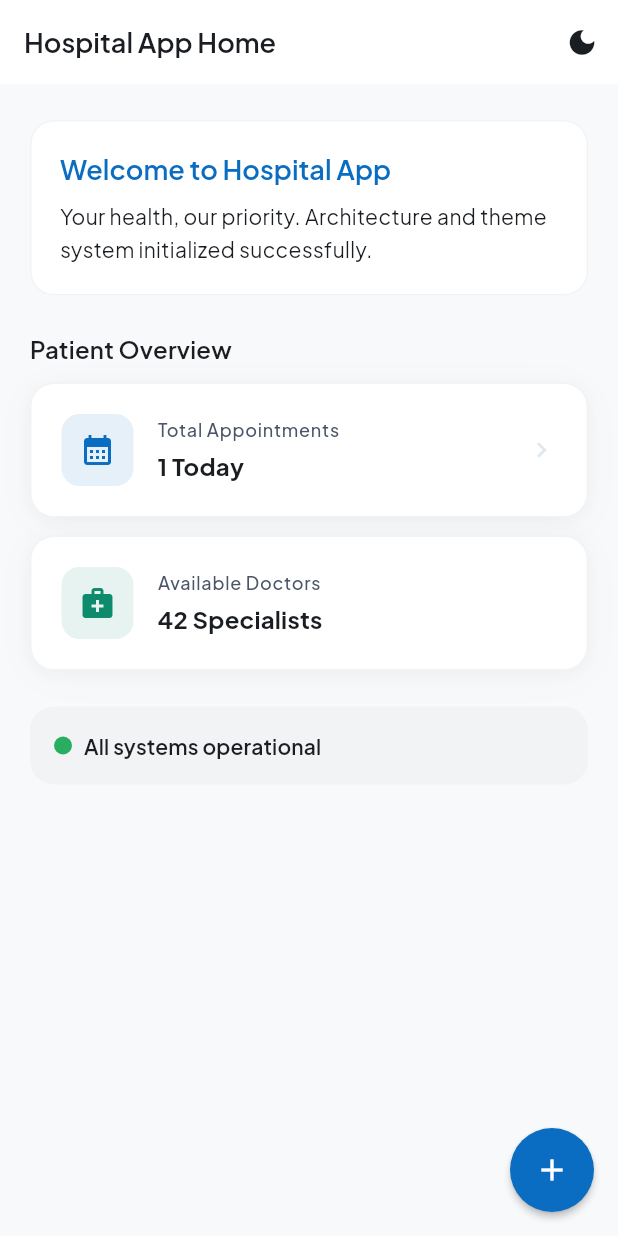
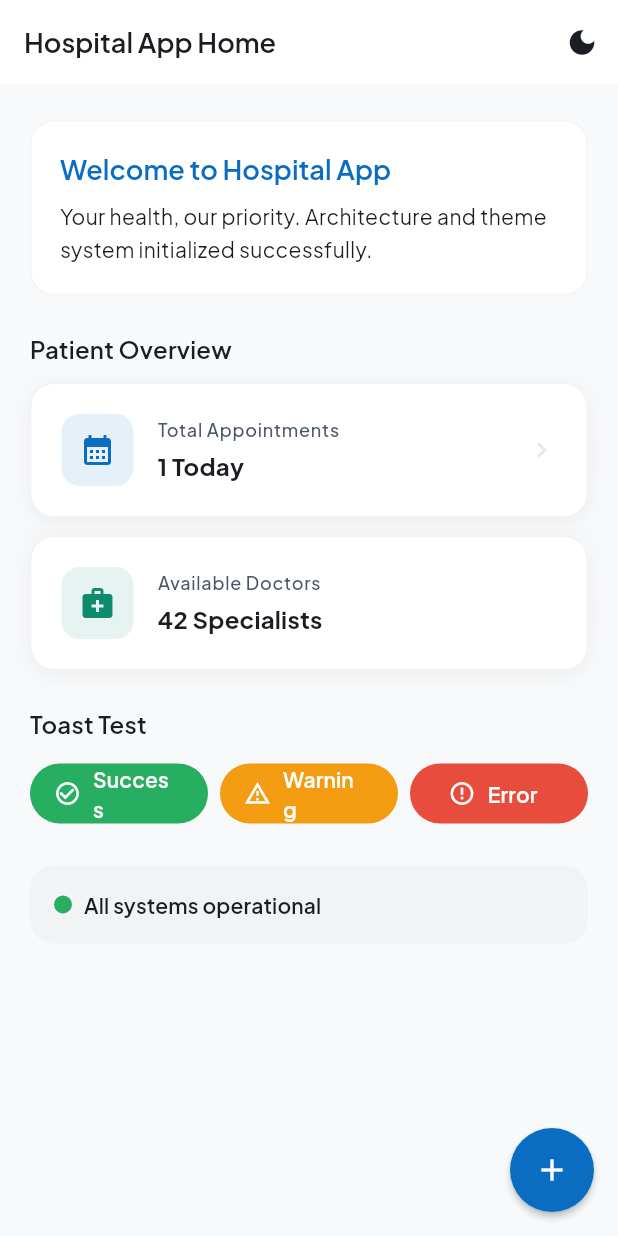
Before and after one commit to SengathitBannavong/hospital-app, a Flutter app: the screen it shows after launch, after a tap on the "add" icon, on a phone screen of 412 x 824 dp. Run offline on Flutter 3.47's test engine with Material 3 defaults, Android fonts, the phone set to English and light mode, and no system bars; our stand-ins replace dio, flutter_dotenv, flutter_secure_storage, google_fonts, top_snackbar_flutter.

Commit message:
feat: implement global network layer and top toast notification system
- Add Dio-based ApiClient singleton with AuthInterceptor (JWT injection) and ErrorInterceptor (unified 401/403/500 handling)
- Add TokenRepository using flutter_secure_storage for secure JWT persistence
- Add AppConfig reading BASE_URL and API_KEY from .env via flutter_dotenv
- Add AppToast global notification service using top_snackbar_flutter, positioned at top of screen with theme-aware light/dark colors
- Wire scaffoldMessengerKey and navigatorKey into MaterialApp for context-free toast access
- Replace print with debugPrint in main.dart for safe release builds
- Add toast test buttons (Success/Warning/Error) to HomePage for manual testing

Co-Authored-By: Claude Sonnet 4.6 <noreply@anthropic.com>

```diff
--- a/lib/app/app.dart
+++ b/lib/app/app.dart
@@ -2,6 +2,7 @@ import 'package:flutter/material.dart';
 import '../core/theme/hospital_theme.dart';
 import '../core/theme/theme_controller.dart';
 import '../features/home/presentation/pages/home_page.dart';
+import '../core/utils/app_toast.dart';
 
 class MyApp extends StatelessWidget {
   const MyApp({super.key});
@@ -12,6 +13,8 @@ class MyApp extends StatelessWidget {
       listenable: themeController,
       builder: (context, child) {
         return MaterialApp(
+          scaffoldMessengerKey: AppToast.scaffoldKey,
+          navigatorKey: AppToast.navigatorKey,
           debugShowCheckedModeBanner: false,
           title: 'Hospital App',
           // USING CUSTOM THEME SYSTEM
--- /dev/null
+++ b/lib/core/network/api_endpoints.dart
@@ -0,0 +1,5 @@
+class ApiEndpoints {
+  static const String login = '/auth/login';
+  static const String patients = '/patients';
+  static const String appointments = '/appointments';
+}
--- /dev/null
+++ b/lib/core/utils/app_toast.dart
@@ -0,0 +1,59 @@
+import 'package:flutter/material.dart';
+import 'package:hospital_app/core/theme/hospital_theme.dart';
+import 'package:top_snackbar_flutter/custom_snack_bar.dart';
+import 'package:top_snackbar_flutter/top_snack_bar.dart';
+
+class AppToast {
+  static final scaffoldKey = GlobalKey<ScaffoldMessengerState>();
+  static final navigatorKey = GlobalKey<NavigatorState>();
+
+  static void showError(String message) => _show(
+    message,
+    solidColor: AppColors.error,
+    surfaceColor: AppColors.errorSurface,
+    icon: Icons.error_outline,
+  );
+
+  static void showSuccess(String message) => _show(
+    message,
+    solidColor: AppColors.success,
+    surfaceColor: AppColors.successSurface,
+    icon: Icons.check_circle_outline,
+  );
+
+  static void showWarning(String message) => _show(
+    message,
+    solidColor: AppColors.warning,
+    surfaceColor: AppColors.warningSurface,
+    icon: Icons.warning_amber_outlined,
+  );
+
+  static void _show(
+    String message, {
+    required Color solidColor,
+    required Color surfaceColor,
+    required IconData icon,
+  }) {
+    final state = scaffoldKey.currentState;
+    final overlay = navigatorKey.currentState?.overlay;
+    if (state == null || overlay == null) return;
+
+    final isDark = Theme.of(state.context).brightness == Brightness.dark;
+    final backgroundColor = isDark ? surfaceColor : solidColor;
+    final contentColor = isDark ? solidColor : Colors.white;
+
+    showTopSnackBar(
+      overlay,
+      CustomSnackBar.info(
+        message: message,
+        backgroundColor: backgroundColor,
+        textStyle: TextStyle(
+          color: contentColor,
+          fontSize: 13,
+          fontWeight: FontWeight.w500,
+        ),
+        icon: Icon(icon, color: contentColor, size: 64),
+      ),
+    );
+  }
+}
--- a/lib/features/home/presentation/pages/home_page.dart
+++ b/lib/features/home/presentation/pages/home_page.dart
@@ -1,6 +1,7 @@
 import 'package:flutter/material.dart';
 import '../../../../core/theme/hospital_theme.dart';
 import '../../../../core/theme/theme_controller.dart';
+import '../../../../core/utils/app_toast.dart';
 import '../../../../core/widgets/medical_info_card.dart';
 
 class HomePage extends StatefulWidget {
@@ -94,6 +95,51 @@ class _HomePageState extends State<HomePage> {
 
             const SizedBox(height: AppSpacing.xl),
 
+            // Toast Test Buttons
+            Text('Toast Test', style: context.textTheme.titleMedium),
+            const SizedBox(height: AppSpacing.md),
+            Row(
+              children: [
+                Expanded(
+                  child: FilledButton.icon(
+                    onPressed: () =>
+                        AppToast.showSuccess('Appointment booked successfully'),
+                    icon: const Icon(Icons.check_circle_outline),
+                    label: const Text('Success'),
+                    style: FilledButton.styleFrom(
+                      backgroundColor: AppColors.success,
+                    ),
+                  ),
+                ),
+                const SizedBox(width: AppSpacing.sm),
+                Expanded(
+                  child: FilledButton.icon(
+                    onPressed: () =>
+                        AppToast.showWarning('Doctor is not available yet'),
+                    icon: const Icon(Icons.warning_amber_outlined),
+                    label: const Text('Warning'),
+                    style: FilledButton.styleFrom(
+                      backgroundColor: AppColors.warning,
+                    ),
+                  ),
+                ),
+                const SizedBox(width: AppSpacing.sm),
+                Expanded(
+                  child: FilledButton.icon(
+                    onPressed: () =>
+                        AppToast.showError('Failed to load patient data'),
+                    icon: const Icon(Icons.error_outline),
+                    label: const Text('Error'),
+                    style: FilledButton.styleFrom(
+                      backgroundColor: AppColors.error,
+                    ),
+                  ),
+                ),
+              ],
+            ),
+
+            const SizedBox(height: AppSpacing.xl),
+
             // Status Badge Example
             Container(
               padding: const EdgeInsets.all(AppSpacing.lg),
--- a/lib/main.dart
+++ b/lib/main.dart
@@ -1,6 +1,14 @@
 import 'package:flutter/material.dart';
+import 'package:flutter_dotenv/flutter_dotenv.dart';
 import 'app/app.dart';
 
-void main() {
+void main() async {
+  WidgetsFlutterBinding.ensureInitialized();
+  try {
+    await dotenv.load(fileName: '.env');
+  } catch (e) {
+    debugPrint("missing file .env please initailize it\n");
+  }
+
   runApp(const MyApp());
 }
```
Also changed, not shown: lib/core/config/app_config.dart (added, +8 -0 lines), lib/core/network/api_client.dart (added, +15 -0 lines), lib/core/network/interceptors/auth_interceptor.dart (added, +18 -0 lines), lib/core/network/interceptors/error_interceptor.dart (added, +61 -0 lines), lib/core/network/token_repository.dart (added, +23 -0 lines), pubspec.yaml (+7 -2 lines), pubspec.lock, 7 other files.
